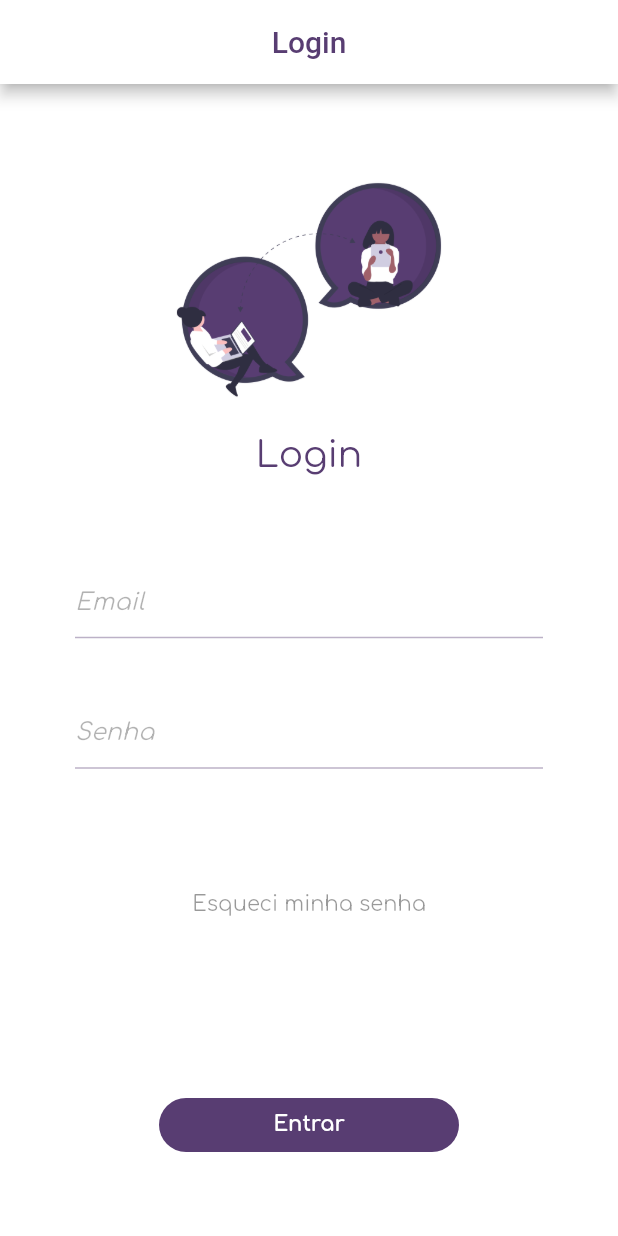
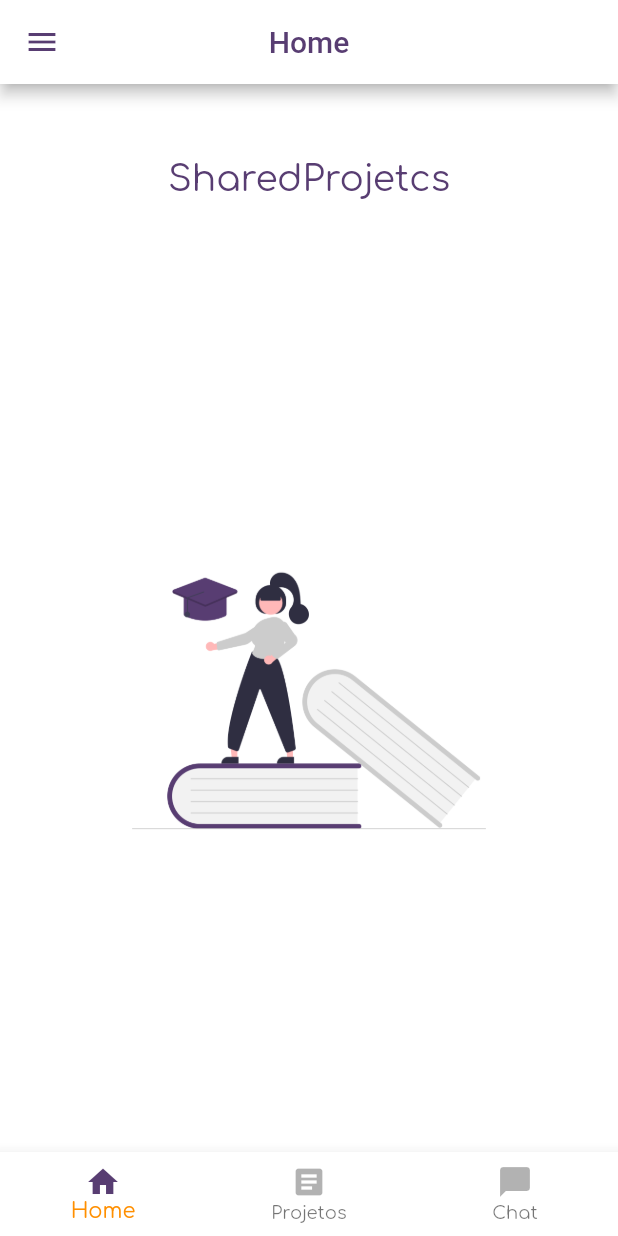
Before and after one commit to kleinvanessa/shared_projects, a Flutter app: the screen it shows after launch, after a tap on "Entrar", on a phone screen of 412 x 824 dp. Run offline on Flutter 3.47's test engine with Material 2 defaults, Android fonts, the phone set to English and light mode, and no system bars; our stand-ins replace get, google_fonts.

Commit message:
ADD bottom navigation bar, add hamburguer menu, add pages view

```diff
--- a/lib/app/ui/authentication/login.dart
+++ b/lib/app/ui/authentication/login.dart
@@ -1,11 +1,12 @@
 import 'package:flutter/material.dart';
 import 'package:shared_projects/app/ui/layout.dart';
-//import 'package:font_awesome_flutter/font_awesome_flutter.dart';
+import 'package:shared_projects/app/ui/home/home.dart';
 
 class LoginPage extends StatelessWidget {
   @override
   Widget build(BuildContext context) {
     return Layout.render(
+      tittlePage: 'Login',
       content: Column(
         //mainAxisSize: MainAxisSize.max,
         crossAxisAlignment: CrossAxisAlignment.center,
@@ -81,7 +82,12 @@ class LoginPage extends StatelessWidget {
             ),
           ),
           FlatButton(
-            onPressed: () => null,
+            onPressed: () {
+              Navigator.push(
+                context,
+                MaterialPageRoute(builder: (context) => HomePage()),
+              );
+            },
             child: Text(
               'Entrar',
               style: TextStyle(
--- /dev/null
+++ b/lib/app/ui/home/home.dart
@@ -0,0 +1,78 @@
+import 'package:flutter/material.dart';
+import 'package:shared_projects/app/ui/layout.dart';
+import 'package:shared_projects/app/ui/home/homeView.dart';
+import 'package:shared_projects/app/ui/projects/projectsView.dart';
+import 'package:shared_projects/app/ui/chat/chatView.dart';
+
+class HomePage extends StatefulWidget {
+  @override
+  _HomeState createState() => _HomeState();
+}
+
+class _HomeState extends State<HomePage> {
+  PageController _pageController = PageController();
+  List<Widget> _screens = [HomeView(), ProjectsView(), ChatView()];
+
+  int _selectedIndex = 0;
+  void _onPageChanged(int index) {
+    setState(() {
+      _selectedIndex = index;
+    });
+  }
+
+  void _onItemTapped(int selectedIndex) {
+    _pageController.jumpToPage(selectedIndex);
+  }
+
+  @override
+  Widget build(BuildContext context) {
+    return Scaffold(
+      body: PageView(
+        controller: _pageController,
+        children: _screens,
+        onPageChanged: _onPageChanged,
+        physics: NeverScrollableScrollPhysics(),
+      ),
+      bottomNavigationBar: BottomNavigationBar(
+        backgroundColor: Colors.white,
+        selectedItemColor: Colors.amber[800],
+        onTap: _onItemTapped,
+        items: <BottomNavigationBarItem>[
+          BottomNavigationBarItem(
+            icon: Icon(Icons.home,
+                color: _selectedIndex == 0
+                    ? Color(0xFF583D72)
+                    : Color(0xFF000000).withOpacity(.3)),
+            title: Text('Home',
+                style: TextStyle(
+                    color: _selectedIndex == 0
+                        ? Color(0xFF583D72)
+                        : Color(0xFF000000).withOpacity(.3))),
+          ),
+          BottomNavigationBarItem(
+            icon: Icon(Icons.article,
+                color: _selectedIndex == 1
+                    ? Color(0xFF583D72)
+                    : Color(0xFF000000).withOpacity(.3)),
+            title: Text('Projetos',
+                style: TextStyle(
+                    color: _selectedIndex == 1
+                        ? Color(0xFF583D72)
+                        : Color(0xFF000000).withOpacity(.3))),
+          ),
+          BottomNavigationBarItem(
+            icon: Icon(Icons.chat_bubble,
+                color: _selectedIndex == 2
+                    ? Color(0xFF583D72)
+                    : Color(0xFF000000).withOpacity(.3)),
+            title: Text('Chat',
+                style: TextStyle(
+                    color: _selectedIndex == 2
+                        ? Color(0xFF583D72)
+                        : Color(0xFF000000).withOpacity(.3))),
+          ),
+        ],
+      ),
+    );
+  }
+}
--- /dev/null
+++ b/lib/app/ui/home/homeView.dart
@@ -0,0 +1,37 @@
+import 'package:flutter/material.dart';
+import 'package:shared_projects/app/ui/layout.dart';
+import 'package:shared_projects/app/resources/drawer.dart';
+
+class HomeView extends StatelessWidget {
+  @override
+  Widget build(BuildContext context) {
+    return Layout.render(
+        tittlePage: 'Home',
+        drawerComponent: DrawerPage(),
+        content: Column(
+          crossAxisAlignment: CrossAxisAlignment.center,
+          mainAxisAlignment: MainAxisAlignment.spaceAround,
+          children: <Widget>[
+            Expanded(
+              flex: 1,
+              child: Text(
+                'SharedProjetcs',
+                style: TextStyle(
+                  fontSize: 24,
+                  color: Color(0xFF583D72),
+                ),
+              ),
+            ),
+            Expanded(
+              flex: 4,
+              child: Image.asset(
+                'assets/img/undraw_education_f8ru.png',
+                //height: 200,
+                //width: 250,
+              ),
+            ),
+            SizedBox(height: 10),
+          ],
+        ));
+  }
+}
--- a/lib/app/ui/layout.dart
+++ b/lib/app/ui/layout.dart
@@ -5,11 +5,14 @@ class Layout {
   static Widget render({
     Widget content,
     Widget fab,
+    Widget drawerComponent,
+    final tittlePage,
   }) {
     return Scaffold(
       appBar: AppBar(
+        iconTheme: IconThemeData(color: Color(0xFF583D72)),
         title: Text(
-          'Login',
+          tittlePage,
           style: TextStyle(
             color: Color(0xFF583D72),
           ),
@@ -22,6 +25,7 @@ class Layout {
         minimum: const EdgeInsets.all(50),
         child: content,
       ),
+      drawer: drawerComponent,
       floatingActionButton: fab,
     );
   }
--- a/pubspec.yaml
+++ b/pubspec.yaml
@@ -52,6 +52,7 @@ flutter:
   assets:
     - assets/img/shared_projects-icon.png
     - assets/img/LogoMakr-7VwsH6.png #
+    - assets/img/undraw_education_f8ru.png
   #   - images/a_dot_ham.jpeg
 
   # An image asset can refer to one or more resolution-specific "variants", see
```
Also changed, not shown: lib/app/resources/drawer.dart (added, +45 -0 lines), lib/app/ui/chat/chatView.dart (added, +15 -0 lines), lib/app/ui/projects/projectsView.dart (added, +15 -0 lines), assets/img/undraw_education_f8ru.png (added).
